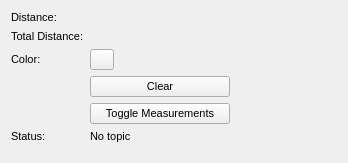
Above: mapviz_plugins/ui/measuring_config.ui from swri-robotics/mapviz before the change. Below: the same form after it.
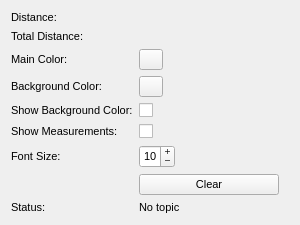
That is the form after the change. Custom widgets are drawn as their Qt base class.

Commit message: added highlighting plus other bells and whistles

```diff
--- a/mapviz_plugins/ui/measuring_config.ui
+++ b/mapviz_plugins/ui/measuring_config.ui
@@ -6,8 +6,8 @@
    <rect>
     <x>0</x>
     <y>0</y>
-    <width>348</width>
-    <height>163</height>
+    <width>300</width>
+    <height>216</height>
    </rect>
   </property>
   <property name="font">
@@ -68,27 +68,8 @@
      </property>
     </widget>
    </item>
-   <item row="2" column="0">
-    <widget class="QLabel" name="label_4">
-     <property name="sizePolicy">
-      <sizepolicy hsizetype="Maximum" vsizetype="Preferred">
-       <horstretch>0</horstretch>
-       <verstretch>0</verstretch>
-      </sizepolicy>
-     </property>
-     <property name="maximumSize">
-      <size>
-       <width>50</width>
-       <height>16777215</height>
-      </size>
-     </property>
-     <property name="text">
-      <string>Color: </string>
-     </property>
-    </widget>
-   </item>
    <item row="2" column="1">
-    <widget class="mapviz::ColorButton" name="color">
+    <widget class="mapviz::ColorButton" name="main_color">
      <property name="maximumSize">
       <size>
        <width>24</width>
@@ -103,52 +84,14 @@
      </property>
     </widget>
    </item>
-   <item row="3" column="1">
-    <widget class="QPushButton" name="clear">
-     <property name="maximumSize">
-      <size>
-       <width>140</width>
-       <height>16777215</height>
-      </size>
-     </property>
-     <property name="text">
-      <string>Clear</string>
-     </property>
-     <property name="iconSize">
-      <size>
-       <width>16</width>
-       <height>16</height>
-      </size>
-     </property>
-    </widget>
-   </item>
-   <item row="4" column="1">
-    <widget class="QPushButton" name="toggle_measurements">
-     <property name="maximumSize">
-      <size>
-       <width>140</width>
-       <height>16777215</height>
-      </size>
-     </property>
-     <property name="text">
-      <string>Toggle Measurements</string>
-     </property>
-     <property name="iconSize">
-      <size>
-       <width>16</width>
-       <height>16</height>
-      </size>
-     </property>
-    </widget>
-   </item>
-   <item row="5" column="0">
+   <item row="8" column="0">
     <widget class="QLabel" name="label_2">
      <property name="text">
       <string>Status:</string>
      </property>
     </widget>
    </item>
-   <item row="5" column="1">
+   <item row="8" column="1">
     <widget class="QLabel" name="status">
      <property name="styleSheet">
       <string notr="true"/>
@@ -161,6 +104,112 @@
      </property>
     </widget>
    </item>
+   <item row="5" column="1">
+    <widget class="QCheckBox" name="show_measurements">
+     <property name="text">
+      <string/>
+     </property>
+    </widget>
+   </item>
+   <item row="5" column="0">
+    <widget class="QLabel" name="label">
+     <property name="text">
+      <string>Show Measurements:</string>
+     </property>
+    </widget>
+   </item>
+   <item row="7" column="1">
+    <widget class="QPushButton" name="clear">
+     <property name="maximumSize">
+      <size>
+       <width>140</width>
+       <height>16777215</height>
+      </size>
+     </property>
+     <property name="text">
+      <string>Clear</string>
+     </property>
+     <property name="iconSize">
+      <size>
+       <width>16</width>
+       <height>16</height>
+      </size>
+     </property>
+    </widget>
+   </item>
+   <item row="3" column="1">
+    <widget class="mapviz::ColorButton" name="bkgnd_color">
+     <property name="maximumSize">
+      <size>
+       <width>24</width>
+       <height>24</height>
+      </size>
+     </property>
+     <property name="text">
+      <string/>
+     </property>
+     <property name="default">
+      <bool>false</bool>
+     </property>
+    </widget>
+   </item>
+   <item row="2" column="0">
+    <widget class="QLabel" name="label_4">
+     <property name="text">
+      <string>Main Color: </string>
+     </property>
+    </widget>
+   </item>
+   <item row="3" column="0">
+    <widget class="QLabel" name="label_6">
+     <property name="text">
+      <string>Background Color:</string>
+     </property>
+    </widget>
+   </item>
+   <item row="4" column="0">
+    <widget class="QLabel" name="label_7">
+     <property name="text">
+      <string>Show Background Color:</string>
+     </property>
+    </widget>
+   </item>
+   <item row="4" column="1">
+    <widget class="QCheckBox" name="show_bkgnd_color">
+     <property name="text">
+      <string/>
+     </property>
+    </widget>
+   </item>
+   <item row="6" column="1">
+    <widget class="QSpinBox" name="font_size">
+     <property name="maximumSize">
+      <size>
+       <width>36</width>
+       <height>16777215</height>
+      </size>
+     </property>
+     <property name="buttonSymbols">
+      <enum>QAbstractSpinBox::PlusMinus</enum>
+     </property>
+     <property name="maximum">
+      <number>40</number>
+     </property>
+     <property name="minimum">
+      <number>5</number>
+     </property>
+     <property name="value">
+      <number>10</number>
+     </property>
+    </widget>
+   </item>
+   <item row="6" column="0">
+    <widget class="QLabel" name="label_8">
+     <property name="text">
+      <string>Font Size:</string>
+     </property>
+    </widget>
+   </item>
   </layout>
  </widget>
  <customwidgets>
```
The commit also changes 2 other files.
